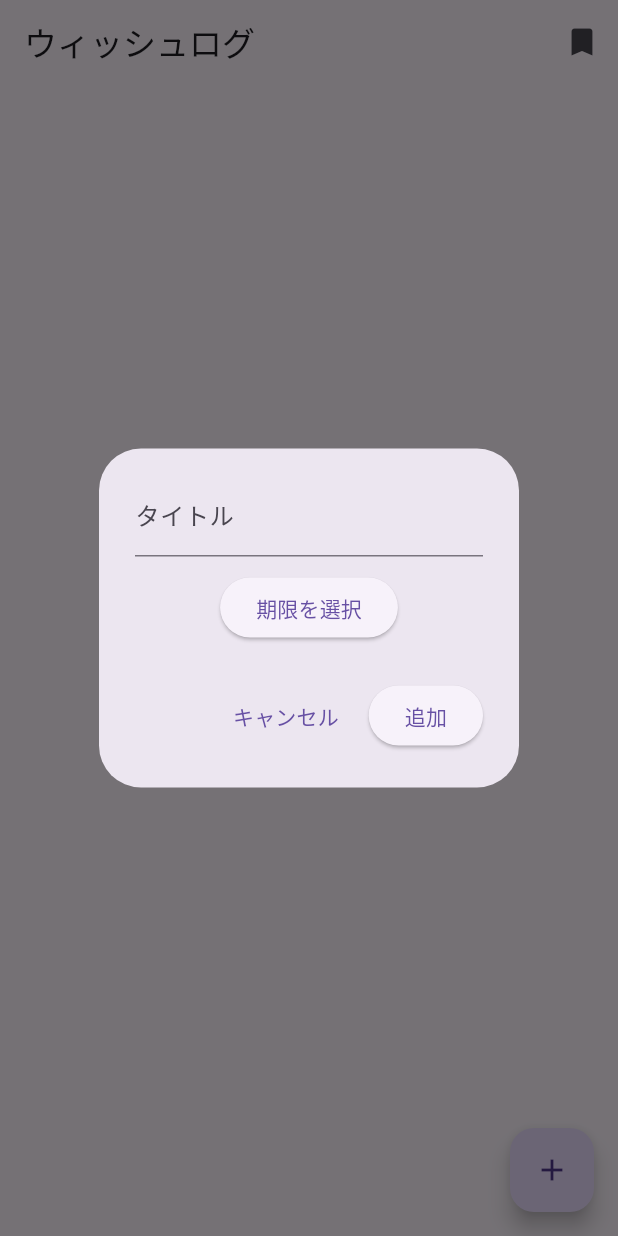
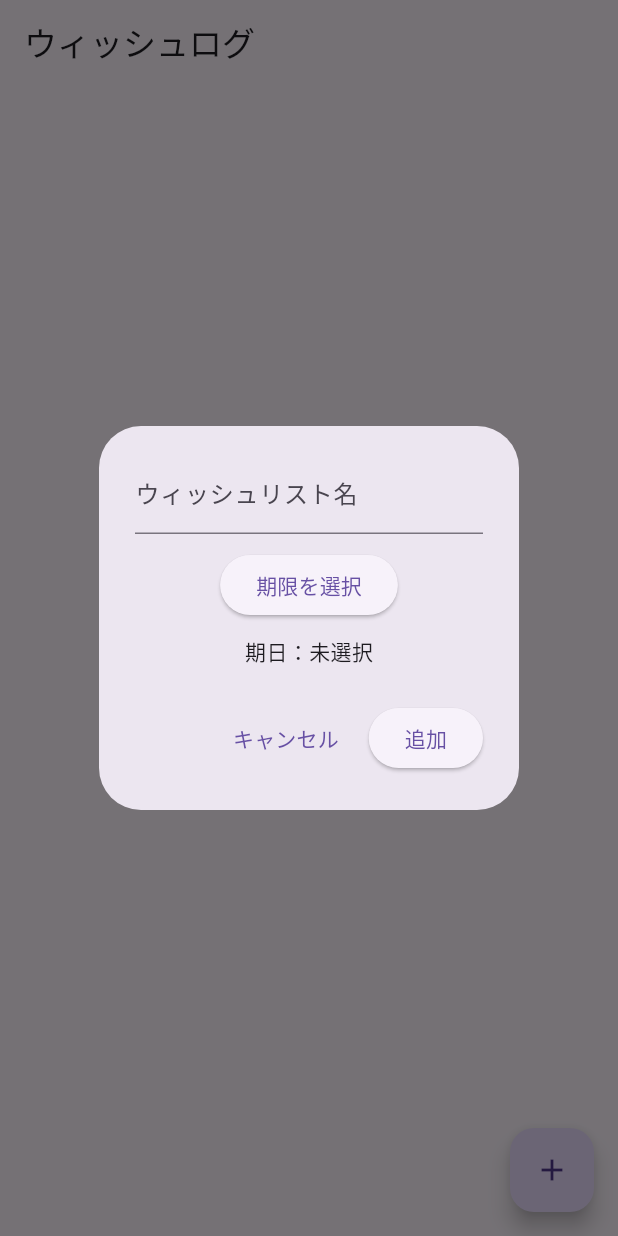
Before and after one commit to Nakai4s/WishLog, a Flutter app: the screen it shows after launch, after a tap on the "add" icon, on a phone screen of 412 x 824 dp. Run offline on Flutter 3.47's test engine with Material 3 defaults, Android fonts, the light colour scheme and no system bars; our stand-ins replace flutter_riverpod, hive, percent_indicator; accounts and stored records are empty; Roboto replaces fonts that are missing (851MkPOP).

Commit message:
fix issue #3

```diff
--- a/lib/screens/wishlist_list_screen.dart
+++ b/lib/screens/wishlist_list_screen.dart
@@ -16,17 +16,6 @@ class WishListListScreen extends ConsumerWidget {
     return Scaffold(
       appBar: AppBar(
         title: const Text('ウィッシュログ'),
-        actions: <Widget>[
-          IconButton(
-            icon: const Icon(Icons.bookmark),
-            tooltip: 'Show Snackbar',
-            onPressed: () {
-              ScaffoldMessenger.of(
-                context,
-              ).showSnackBar(const SnackBar(content: Text('This is a snackbar')));
-            },
-          ),
-        ]
       ),
       body: ListView.builder(
         itemCount: wishLists.length,
@@ -48,7 +37,7 @@ class WishListListScreen extends ConsumerWidget {
                 builder: (context) {
                   return AlertDialog(
                     title: const Text('確認'),
-                    content: const Text('本当にこのウィッシュを削除しますか？'),
+                    content: Text('${wish.title}を削除しますか？'),
                     actions: [
                       TextButton(
                         onPressed: () => Navigator.pop(context),
@@ -86,14 +75,15 @@ class WishListListScreen extends ConsumerWidget {
     await showDialog(
       context: context,
       builder: (context) {
+        return StatefulBuilder(
+        builder: (context, setState) {
           return AlertDialog(
-          //title: const Text('新しいウィッシュ'),
             content: Column(
               mainAxisSize: MainAxisSize.min,
               children: [
                 TextField(
                   controller: titleController,
-                decoration: const InputDecoration(labelText: 'タイトル'),
+                  decoration: const InputDecoration(labelText: 'ウィッシュリスト名'),
                 ),
                 const SizedBox(height: 10),
                 ElevatedButton(
@@ -103,13 +93,22 @@ class WishListListScreen extends ConsumerWidget {
                       context: context,
                       initialDate: now,
                       firstDate: now,
-                    lastDate: DateTime(now.year + 5),
+                      lastDate: DateTime(now.year + 1),
                     );
                     if (picked != null) {
+                      setState(() {
                         selectedDate = picked;
+                      });
                     }
                   },
                   child: const Text('期限を選択'),
+                ),
+                const SizedBox(height: 10),
+                // 期日の表示
+                Text(
+                  selectedDate == null
+                      ? '期日：未選択'
+                      : '期日：${selectedDate!.toLocal().toString().split(' ')[0]}',
                 ),
               ],
             ),
@@ -120,7 +119,7 @@ class WishListListScreen extends ConsumerWidget {
               ),
               ElevatedButton(
                 onPressed: () {
-                if (titleController.text.isNotEmpty && selectedDate != null) {
+                  if(titleController.text.isNotEmpty && selectedDate != null){
                     ref.read(wishListProvider.notifier)
                       .addWishList(titleController.text, selectedDate!);
                     Navigator.pop(context);
@@ -130,6 +129,7 @@ class WishListListScreen extends ConsumerWidget {
               ),
             ],
           );
+        });
       },
     );
   }
--- a/lib/widgets/task_tile.dart
+++ b/lib/widgets/task_tile.dart
@@ -26,7 +26,7 @@ class TaskTile extends StatelessWidget {
         ),
       ),
       secondary: IconButton(
-        icon: const Icon(Icons.delete),
+        icon: const Icon(Icons.delete_sweep),
         onPressed: () => onDelete(),
       ),
     );
```
Also changed, not shown: lib/widgets/wishlist_tile.dart (+6 -2 lines). Lines whose indentation alone changed are shown as unchanged.
